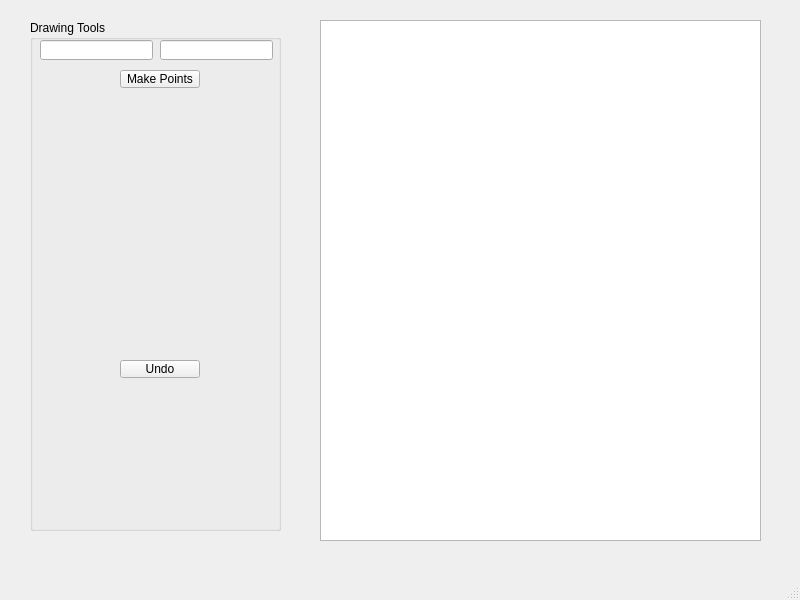
Above: Tragwerk/Frontend/mainwindow.ui from TheoGlaesser/Softwareentwicklungspraktikum before the change. Below: the same form after it.
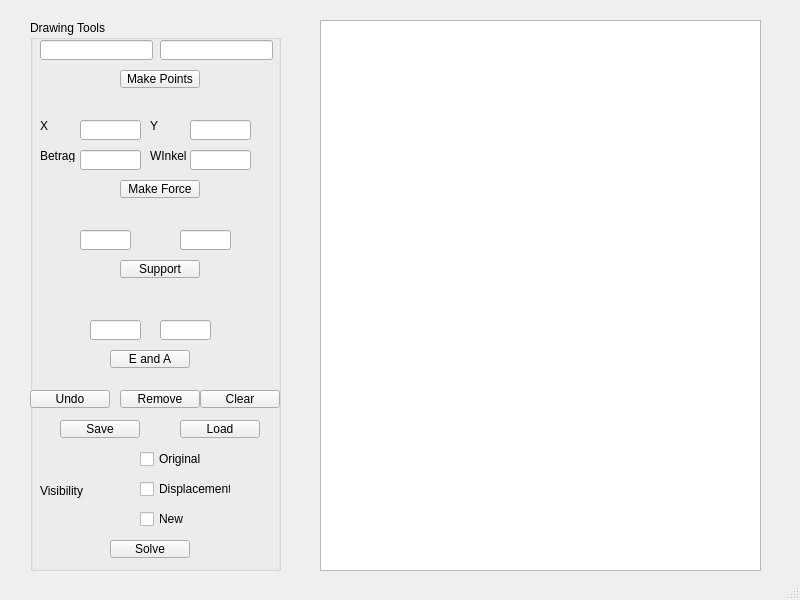
That is the form after the change.

Patch:
```diff
--- a/Tragwerk/Frontend/mainwindow.ui
+++ b/Tragwerk/Frontend/mainwindow.ui
@@ -20,7 +20,7 @@
       <x>30</x>
       <y>20</y>
       <width>251</width>
-      <height>511</height>
+      <height>551</height>
      </rect>
     </property>
     <property name="title">
@@ -65,8 +65,8 @@
     <widget class="QPushButton" name="undoButton">
      <property name="geometry">
       <rect>
-       <x>90</x>
-       <y>340</y>
+       <x>0</x>
+       <y>370</y>
        <width>80</width>
        <height>18</height>
       </rect>
@@ -75,6 +75,318 @@
       <string>Undo</string>
      </property>
     </widget>
+    <widget class="QPushButton" name="removeButton">
+     <property name="geometry">
+      <rect>
+       <x>90</x>
+       <y>370</y>
+       <width>80</width>
+       <height>18</height>
+      </rect>
+     </property>
+     <property name="text">
+      <string>Remove</string>
+     </property>
+    </widget>
+    <widget class="QPushButton" name="makeForceButton">
+     <property name="geometry">
+      <rect>
+       <x>90</x>
+       <y>160</y>
+       <width>80</width>
+       <height>18</height>
+      </rect>
+     </property>
+     <property name="text">
+      <string>Make Force</string>
+     </property>
+    </widget>
+    <widget class="QLineEdit" name="lineEditX_2">
+     <property name="geometry">
+      <rect>
+       <x>50</x>
+       <y>100</y>
+       <width>61</width>
+       <height>20</height>
+      </rect>
+     </property>
+     <property name="text">
+      <string/>
+     </property>
+    </widget>
+    <widget class="QLineEdit" name="lineEditX_3">
+     <property name="geometry">
+      <rect>
+       <x>160</x>
+       <y>100</y>
+       <width>61</width>
+       <height>20</height>
+      </rect>
+     </property>
+     <property name="text">
+      <string/>
+     </property>
+    </widget>
+    <widget class="QLabel" name="label">
+     <property name="geometry">
+      <rect>
+       <x>10</x>
+       <y>100</y>
+       <width>37</width>
+       <height>12</height>
+      </rect>
+     </property>
+     <property name="text">
+      <string>X</string>
+     </property>
+    </widget>
+    <widget class="QLabel" name="label_2">
+     <property name="geometry">
+      <rect>
+       <x>120</x>
+       <y>100</y>
+       <width>37</width>
+       <height>12</height>
+      </rect>
+     </property>
+     <property name="text">
+      <string>Y</string>
+     </property>
+    </widget>
+    <widget class="QLabel" name="label_3">
+     <property name="geometry">
+      <rect>
+       <x>10</x>
+       <y>130</y>
+       <width>37</width>
+       <height>12</height>
+      </rect>
+     </property>
+     <property name="text">
+      <string>Betrag</string>
+     </property>
+    </widget>
+    <widget class="QLabel" name="label_4">
+     <property name="geometry">
+      <rect>
+       <x>120</x>
+       <y>130</y>
+       <width>37</width>
+       <height>12</height>
+      </rect>
+     </property>
+     <property name="text">
+      <string>WInkel</string>
+     </property>
+    </widget>
+    <widget class="QPushButton" name="clearButton">
+     <property name="geometry">
+      <rect>
+       <x>170</x>
+       <y>370</y>
+       <width>80</width>
+       <height>18</height>
+      </rect>
+     </property>
+     <property name="text">
+      <string>Clear</string>
+     </property>
+    </widget>
+    <widget class="QPushButton" name="solveButton">
+     <property name="geometry">
+      <rect>
+       <x>80</x>
+       <y>520</y>
+       <width>80</width>
+       <height>18</height>
+      </rect>
+     </property>
+     <property name="text">
+      <string>Solve</string>
+     </property>
+    </widget>
+    <widget class="QPushButton" name="supportButton">
+     <property name="geometry">
+      <rect>
+       <x>90</x>
+       <y>240</y>
+       <width>80</width>
+       <height>18</height>
+      </rect>
+     </property>
+     <property name="text">
+      <string>Support</string>
+     </property>
+    </widget>
+    <widget class="QLineEdit" name="lineEditX_6">
+     <property name="geometry">
+      <rect>
+       <x>50</x>
+       <y>210</y>
+       <width>51</width>
+       <height>20</height>
+      </rect>
+     </property>
+     <property name="text">
+      <string/>
+     </property>
+    </widget>
+    <widget class="QLineEdit" name="lineEditX_7">
+     <property name="geometry">
+      <rect>
+       <x>150</x>
+       <y>210</y>
+       <width>51</width>
+       <height>20</height>
+      </rect>
+     </property>
+     <property name="text">
+      <string/>
+     </property>
+    </widget>
+    <widget class="QLineEdit" name="lineEditX_8">
+     <property name="geometry">
+      <rect>
+       <x>60</x>
+       <y>300</y>
+       <width>51</width>
+       <height>20</height>
+      </rect>
+     </property>
+     <property name="text">
+      <string/>
+     </property>
+    </widget>
+    <widget class="QLineEdit" name="lineEditX_9">
+     <property name="geometry">
+      <rect>
+       <x>130</x>
+       <y>300</y>
+       <width>51</width>
+       <height>20</height>
+      </rect>
+     </property>
+     <property name="text">
+      <string/>
+     </property>
+    </widget>
+    <widget class="QPushButton" name="parametersButton">
+     <property name="geometry">
+      <rect>
+       <x>80</x>
+       <y>330</y>
+       <width>80</width>
+       <height>18</height>
+      </rect>
+     </property>
+     <property name="text">
+      <string>E and A</string>
+     </property>
+    </widget>
+    <widget class="QLineEdit" name="lineEditX_4">
+     <property name="geometry">
+      <rect>
+       <x>50</x>
+       <y>130</y>
+       <width>61</width>
+       <height>20</height>
+      </rect>
+     </property>
+     <property name="text">
+      <string/>
+     </property>
+    </widget>
+    <widget class="QLineEdit" name="lineEditX_5">
+     <property name="geometry">
+      <rect>
+       <x>160</x>
+       <y>130</y>
+       <width>61</width>
+       <height>20</height>
+      </rect>
+     </property>
+     <property name="text">
+      <string/>
+     </property>
+    </widget>
+    <widget class="QPushButton" name="saveButton">
+     <property name="geometry">
+      <rect>
+       <x>30</x>
+       <y>400</y>
+       <width>80</width>
+       <height>18</height>
+      </rect>
+     </property>
+     <property name="text">
+      <string>Save</string>
+     </property>
+    </widget>
+    <widget class="QPushButton" name="loadButton">
+     <property name="geometry">
+      <rect>
+       <x>150</x>
+       <y>400</y>
+       <width>80</width>
+       <height>18</height>
+      </rect>
+     </property>
+     <property name="text">
+      <string>Load</string>
+     </property>
+    </widget>
+    <widget class="QLabel" name="label_5">
+     <property name="geometry">
+      <rect>
+       <x>10</x>
+       <y>460</y>
+       <width>51</width>
+       <height>21</height>
+      </rect>
+     </property>
+     <property name="text">
+      <string>Visibility</string>
+     </property>
+    </widget>
+    <widget class="QCheckBox" name="checkBox">
+     <property name="geometry">
+      <rect>
+       <x>110</x>
+       <y>430</y>
+       <width>71</width>
+       <height>18</height>
+      </rect>
+     </property>
+     <property name="text">
+      <string>Original</string>
+     </property>
+    </widget>
+    <widget class="QCheckBox" name="checkBox_2">
+     <property name="geometry">
+      <rect>
+       <x>110</x>
+       <y>460</y>
+       <width>91</width>
+       <height>18</height>
+      </rect>
+     </property>
+     <property name="text">
+      <string>Displacement</string>
+     </property>
+    </widget>
+    <widget class="QCheckBox" name="checkBox_4">
+     <property name="geometry">
+      <rect>
+       <x>110</x>
+       <y>490</y>
+       <width>58</width>
+       <height>18</height>
+      </rect>
+     </property>
+     <property name="text">
+      <string>New</string>
+     </property>
+    </widget>
    </widget>
    <widget class="QGraphicsView" name="graphicsView">
     <property name="geometry">
@@ -82,7 +394,7 @@
       <x>320</x>
       <y>20</y>
       <width>441</width>
-      <height>521</height>
+      <height>551</height>
      </rect>
     </property>
    </widget>
```
